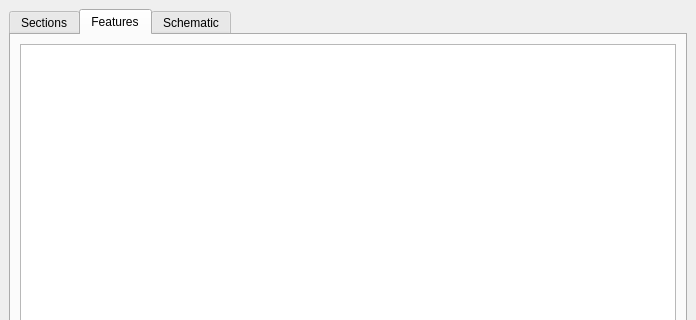
This is vcs_tool.ui in Drew973/vcs_tool as Qt 5 draws it before an edit; both pictures show x 0 to 696 and y 0 to 320 of the 696 by 563 pixel window. The edited form follows.
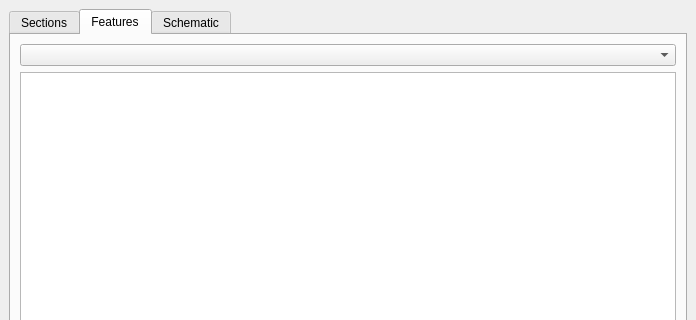
This is the edited form. The open tabs and pages were chosen to show the change.

The edit to the form file:
```diff
--- a/vcs_tool.ui
+++ b/vcs_tool.ui
@@ -36,7 +36,17 @@
        </attribute>
        <layout class="QVBoxLayout" name="verticalLayout">
         <item>
-         <widget class="QTableView" name="tableView"/>
+         <widget class="QComboBox" name="secBox"/>
+        </item>
+        <item>
+         <widget class="QTableView" name="featuresView">
+          <property name="focusPolicy">
+           <enum>Qt::TabFocus</enum>
+          </property>
+          <property name="selectionBehavior">
+           <enum>QAbstractItemView::SelectRows</enum>
+          </property>
+         </widget>
         </item>
        </layout>
       </widget>
```
Left out of the diff: 26 changed lines with no effect on the pictures.
